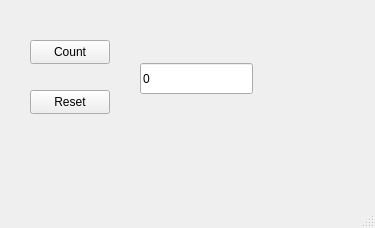
The window that teht6/mainwindow.ui (t3roja/Olio-ohjelmointi) describes before a commit, drawn with Qt 5.
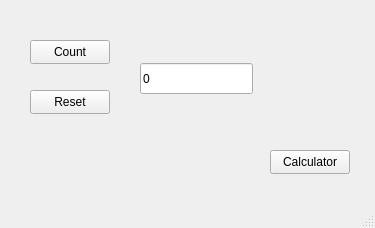
The same window after the commit.

```diff
--- a/teht6/mainwindow.ui
+++ b/teht6/mainwindow.ui
@@ -53,6 +53,19 @@
      <string>0</string>
     </property>
    </widget>
+   <widget class="QPushButton" name="btnCalc">
+    <property name="geometry">
+     <rect>
+      <x>270</x>
+      <y>150</y>
+      <width>80</width>
+      <height>24</height>
+     </rect>
+    </property>
+    <property name="text">
+     <string>Calculator</string>
+    </property>
+   </widget>
   </widget>
   <widget class="QMenuBar" name="menubar">
    <property name="geometry">
```
